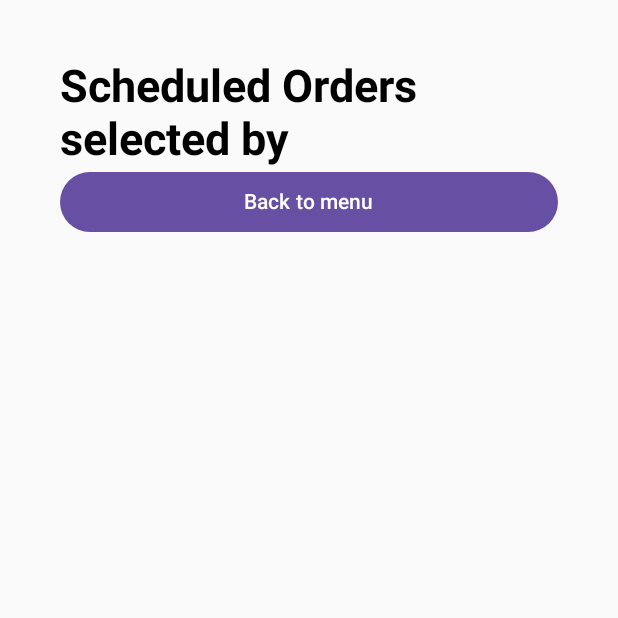
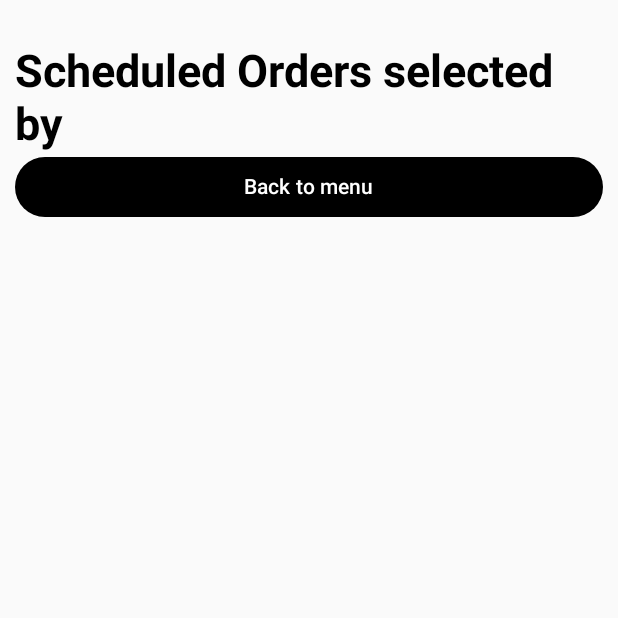
Before and after one commit to ShimaaAboelmagd257/ResturantOrderSchedular, an Android app built with Jetpack Compose: the schedule screen opened through its navigation route, on a phone screen of 412 x 824 dp, the top half of it. Run offline under Robolectric (Android 15) with nearby library versions, the phone set to English and light mode, and no system bars.

Commit message:
uploading adjustments

```diff
--- a/app/src/main/java/com/example/resturantschadular/ui/view/ScheduledOrders.kt
+++ b/app/src/main/java/com/example/resturantschadular/ui/view/ScheduledOrders.kt
@@ -4,12 +4,14 @@ import androidx.compose.foundation.layout.*
 import androidx.compose.foundation.pager.HorizontalPager
 import androidx.compose.foundation.pager.rememberPagerState
 import androidx.compose.material3.Button
+import androidx.compose.material3.ButtonDefaults
 import androidx.compose.material3.Card
 import androidx.compose.material3.Text
 import androidx.compose.runtime.Composable
 import androidx.compose.runtime.*
 import androidx.compose.ui.Alignment
 import androidx.compose.ui.Modifier
+import androidx.compose.ui.graphics.Color
 import androidx.compose.ui.text.font.FontWeight
 import androidx.compose.ui.unit.dp
 import androidx.compose.ui.unit.sp
@@ -33,8 +35,10 @@ fun ScheduledOrders(
     Column(
         modifier = Modifier
             .fillMaxSize()
-            .padding(40.dp)
+            .padding(10.dp)
     ) {
+        Spacer(modifier = Modifier.height(20.dp))
+
         Text(
             text = "Scheduled Orders selected by $selectedAlgorithm ",
             fontSize = 30.sp,
@@ -62,7 +66,7 @@ fun ScheduledOrders(
 
         Button(
             modifier = Modifier.fillMaxWidth(),
-            onClick = { navController.navigate("menu") }
+            onClick = { navController.navigate("menu") }, colors = ButtonDefaults.buttonColors(containerColor = Color.Black)
         ) {
             Text(text = "Back to menu")
         }
```
Also changed, not shown: app/src/main/java/com/example/resturantschadular/ui/view/Menu.kt (+20 -5 lines), app/src/main/java/com/example/resturantschadular/viewmodel/OrderViewModel.kt (+8 -3 lines).
